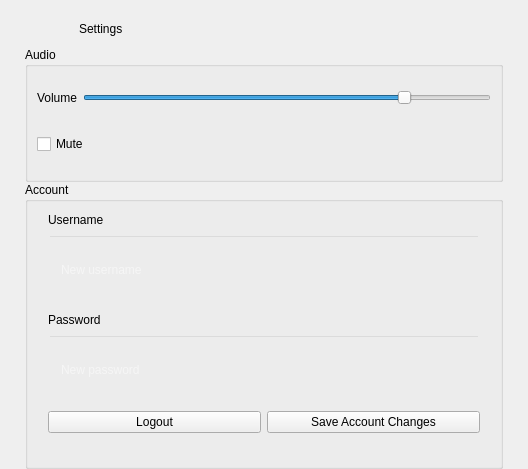
The window that settings.ui (OVahidO/Slay_The_Spire) describes before a commit, drawn with Qt 5.
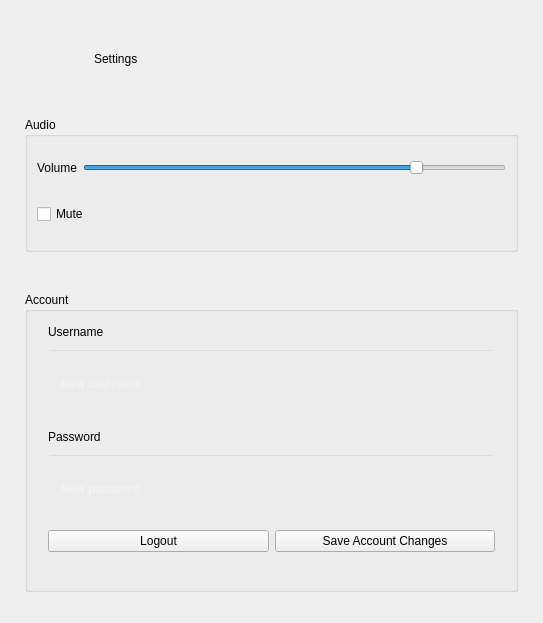
The same window after the commit. Icons and pictures are not drawn.

Patch:
```diff
--- a/settings.ui
+++ b/settings.ui
@@ -6,8 +6,8 @@
    <rect>
     <x>0</x>
     <y>0</y>
-    <width>528</width>
-    <height>469</height>
+    <width>543</width>
+    <height>623</height>
    </rect>
   </property>
   <property name="maximumSize">
@@ -28,6 +28,11 @@
 	padding: 0px 10px;
 }
 
+QGroupBox{
+	
+	border-color: rgb(13, 24, 26);
+}
+
 #settings{
 	
 	background-image: url(:/Settings/Pics/Settings/settingsBg.png);
@@ -35,7 +40,7 @@
   </property>
   <layout class="QVBoxLayout" name="mainLayout">
    <property name="spacing">
-    <number>0</number>
+    <number>10</number>
    </property>
    <property name="leftMargin">
     <number>25</number>
```
Left out of the diff: 7 changed lines with no effect on the pictures.
